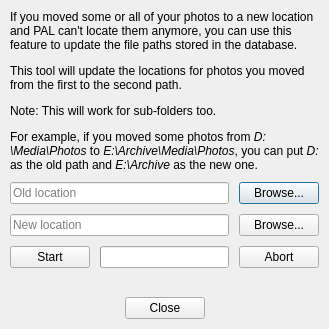
The window that src/ui/relocate_photos_dialog.ui (svetter/pal) describes before a commit, drawn with Qt 5.
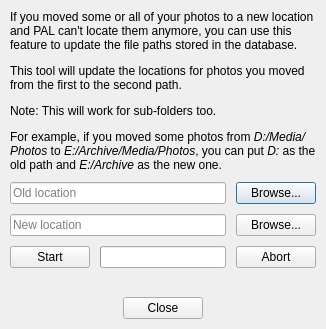
The same window after the commit.

Commit message:
Fix: Path separators in relocation dialog explainer
Now using forward slash instead of backslash to match the format which the tool expects. Includes translation.

Diff of the .ui file:
```diff
--- a/src/ui/relocate_photos_dialog.ui
+++ b/src/ui/relocate_photos_dialog.ui
@@ -47,7 +47,7 @@
    <item>
     <widget class="QLabel" name="explanationLabel">
      <property name="text">
-      <string>&lt;html&gt;&lt;head/&gt;&lt;body&gt;&lt;p&gt;If you moved some or all of your photos to a new location and PAL can't locate them anymore, you can use this feature to update the file paths stored in the database.&lt;/p&gt;&lt;p&gt;This tool will update the locations for photos you moved from the first to the second path.&lt;/p&gt;&lt;p&gt;Note: This will work for sub-folders too.&lt;/p&gt;&lt;p&gt;For example, if you moved some photos from &lt;span style=&quot; font-style:italic;&quot;&gt;D:\Media\Photos&lt;/span&gt; to &lt;span style=&quot; font-style:italic;&quot;&gt;E:\Archive\Media\Photos&lt;/span&gt;, you can put &lt;span style=&quot; font-style:italic;&quot;&gt;D:&lt;/span&gt; as the old path and &lt;span style=&quot; font-style:italic;&quot;&gt;E:\Archive&lt;/span&gt; as the new one.&lt;/p&gt;&lt;/body&gt;&lt;/html&gt;</string>
+      <string>&lt;html&gt;&lt;head/&gt;&lt;body&gt;&lt;p&gt;If you moved some or all of your photos to a new location and PAL can't locate them anymore, you can use this feature to update the file paths stored in the database.&lt;/p&gt;&lt;p&gt;This tool will update the locations for photos you moved from the first to the second path.&lt;/p&gt;&lt;p&gt;Note: This will work for sub-folders too.&lt;/p&gt;&lt;p&gt;For example, if you moved some photos from &lt;span style=&quot; font-style:italic;&quot;&gt;D:/Media/Photos&lt;/span&gt; to &lt;span style=&quot; font-style:italic;&quot;&gt;E:/Archive/Media/Photos&lt;/span&gt;, you can put &lt;span style=&quot; font-style:italic;&quot;&gt;D:&lt;/span&gt; as the old path and &lt;span style=&quot; font-style:italic;&quot;&gt;E:/Archive&lt;/span&gt; as the new one.&lt;/p&gt;&lt;/body&gt;&lt;/html&gt;</string>
      </property>
      <property name="wordWrap">
       <bool>true</bool>
```
The commit also changes 1 other file.
